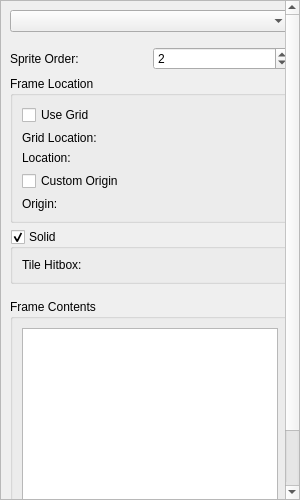
Before: the Qt Designer form src/gui-qt/metasprite/spriteimporter/framedock.ui in undisbeliever/untech-editor, drawn with Qt 5.
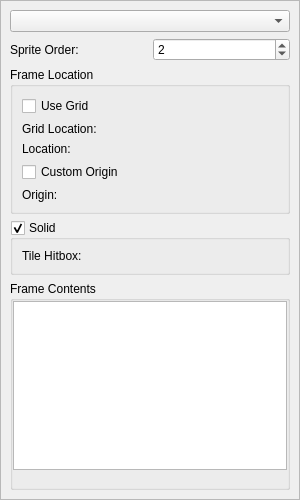
After: the same form once the commit is applied. Custom widgets are drawn as their Qt base class.

Commit message:
gui-ms: gui-si: clean up sidebars
 * TreeView/ListView minimum height set to 100

 * Margins surrounding the TreeView/ListViews and their buttons set to 0

 * AnimationDock::animationFrames was put inside a GroupBox so it
   matches the Frame and FrameSet docks

```diff
--- a/src/gui-qt/metasprite/spriteimporter/framedock.ui
+++ b/src/gui-qt/metasprite/spriteimporter/framedock.ui
@@ -50,7 +50,7 @@
          <x>0</x>
          <y>0</y>
          <width>298</width>
-         <height>574</height>
+         <height>479</height>
         </rect>
        </property>
        <layout class="QVBoxLayout" name="scrollAreaLayout">
@@ -63,9 +63,15 @@
            <property name="leftMargin">
             <number>0</number>
            </property>
+           <property name="topMargin">
+            <number>0</number>
+           </property>
            <property name="rightMargin">
             <number>0</number>
            </property>
+           <property name="bottomMargin">
+            <number>0</number>
+           </property>
            <item row="0" column="0">
             <widget class="QLabel" name="spriteOrderLabel">
              <property name="text">
@@ -166,7 +172,22 @@
           <property name="title">
            <string>Frame Contents</string>
           </property>
-          <layout class="QVBoxLayout" name="verticalLayout_2">
+          <layout class="QVBoxLayout" name="verticalLayout2">
+           <property name="spacing">
+            <number>0</number>
+           </property>
+           <property name="leftMargin">
+            <number>0</number>
+           </property>
+           <property name="topMargin">
+            <number>0</number>
+           </property>
+           <property name="rightMargin">
+            <number>0</number>
+           </property>
+           <property name="bottomMargin">
+            <number>0</number>
+           </property>
            <item>
             <widget class="QTreeView" name="frameContents">
              <property name="sizePolicy">
@@ -175,6 +196,12 @@
                <verstretch>0</verstretch>
               </sizepolicy>
              </property>
+             <property name="minimumSize">
+              <size>
+               <width>0</width>
+               <height>100</height>
+              </size>
+             </property>
              <property name="horizontalScrollBarPolicy">
               <enum>Qt::ScrollBarAlwaysOff</enum>
              </property>
```
The commit also changes 5 other files.
